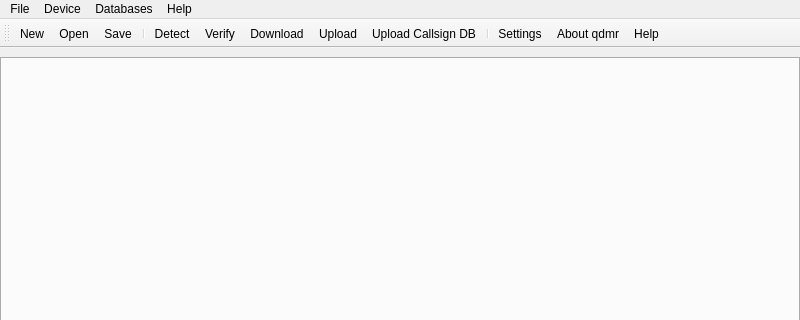
Old version of the form shared/mainwindow.ui in the repository hmatuschek/qdmr; both pictures show x 0 to 800 and y 0 to 320 of the 800 by 600 pixel window.
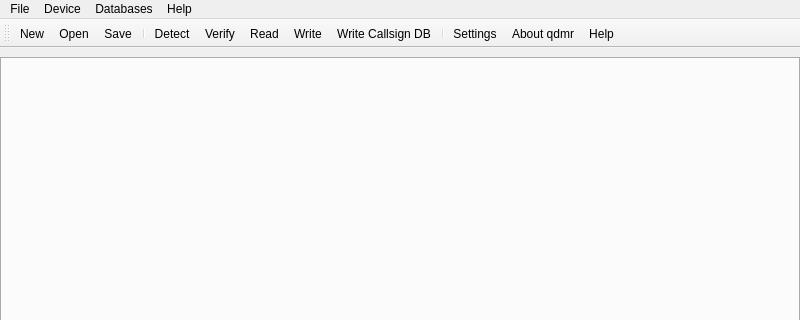
New version of the form. Icons and pictures are not drawn.

```diff
--- a/shared/mainwindow.ui
+++ b/shared/mainwindow.ui
@@ -248,7 +248,7 @@
      <normaloff>:/icons/download.png</normaloff>:/icons/download.png</iconset>
    </property>
    <property name="text">
-    <string>Download</string>
+    <string>Read</string>
    </property>
    <property name="toolTip">
     <string>Downloads a codeplug from connected radios.</string>
@@ -260,7 +260,7 @@
      <normaloff>:/icons/upload.png</normaloff>:/icons/upload.png</iconset>
    </property>
    <property name="text">
-    <string>Upload</string>
+    <string>Write</string>
    </property>
    <property name="toolTip">
     <string>Uploads the codeplug to the connected radio.</string>
@@ -308,7 +308,7 @@
      <normaloff>:/icons/userupload-4x.png</normaloff>:/icons/userupload-4x.png</iconset>
    </property>
    <property name="text">
-    <string>Upload Callsign DB</string>
+    <string>Write Callsign DB</string>
    </property>
    <property name="toolTip">
     <string>Upload call-sign DB to radio.</string>
```
Left out of the diff: 6 changed lines with no effect on the pictures.
